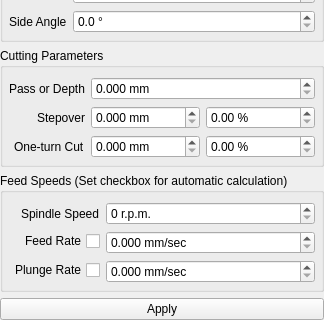
Qt form G2G/tooldatabase/tooleditform.ui (XRay3D/GERBER_X3) before a commit; both pictures show x 0 to 324 and y 246 to 566 of the 324 by 566 pixel window.
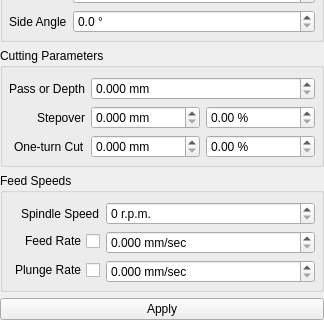
The same form after that commit. Custom widgets are drawn as their Qt base class.

```diff
--- a/G2G/tooldatabase/tooleditform.ui
+++ b/G2G/tooldatabase/tooleditform.ui
@@ -423,7 +423,7 @@
    <item>
     <widget class="QGroupBox" name="groupBox_4">
      <property name="title">
-      <string>Feed Speeds (Set checkbox for automatic calculation)</string>
+      <string>Feed Speeds</string>
      </property>
      <layout class="QFormLayout" name="formLayout_4">
       <property name="labelAlignment">
```
